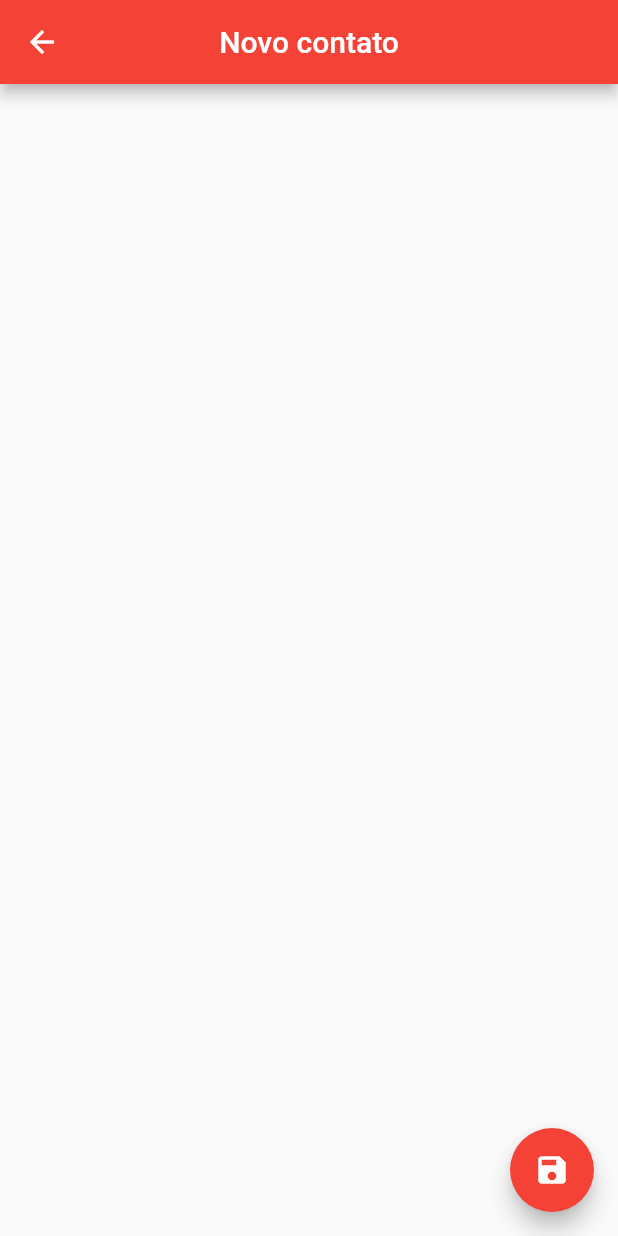
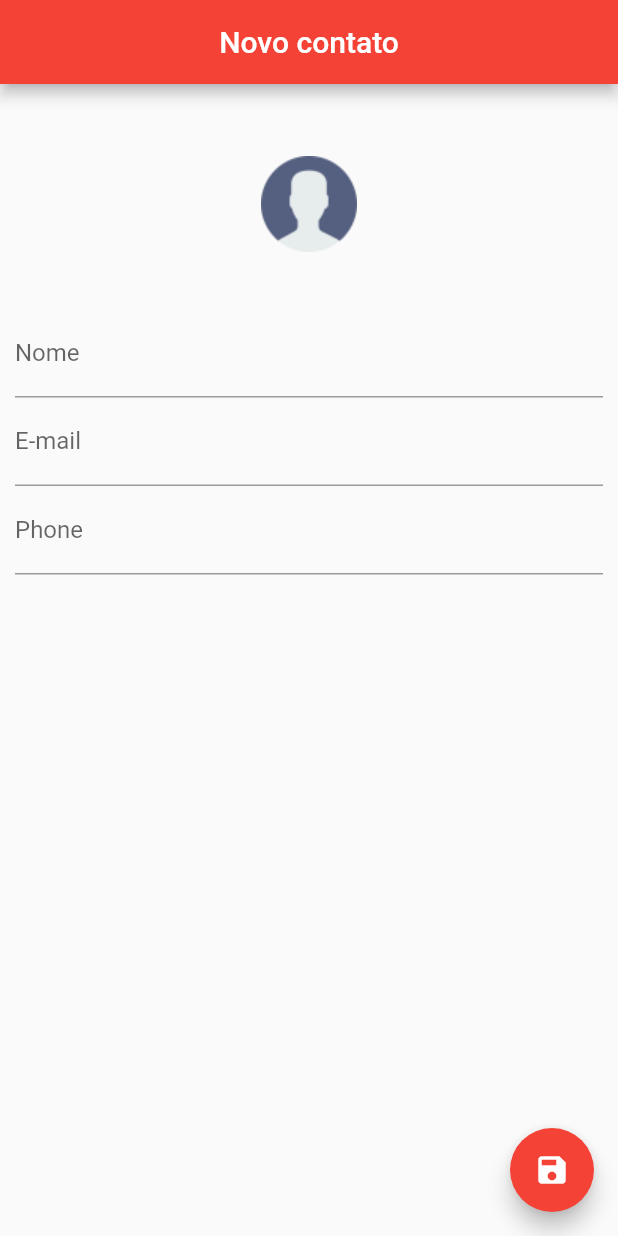
Before and after one commit to henriquei386/agenda, a Flutter app: the ContactPage screen opened directly, on a phone screen of 412 x 824 dp. Run offline on Flutter 3.47's test engine with Material 2 defaults, Android fonts, the phone set to English and light mode, and no system bars; our stand-ins replace sqflite; accounts and stored records are empty.

Commit message:
ContactPage layout criado

```diff
--- a/lib/main.dart
+++ b/lib/main.dart
@@ -1,5 +1,6 @@
+import 'package:agenda/pages/contact_page.dart';
 import 'package:flutter/material.dart';
-import 'pages/home_page.dart';
+// import 'pages/home_page.dart';
 
 void main() {
   runApp(App());
@@ -13,7 +14,7 @@ class App extends StatelessWidget {
       theme: ThemeData(
         primarySwatch: Colors.red,
       ),
-      home: HomePage(),
+      home: ContactPage(),
     );
   }
 }
--- a/lib/pages/contact_page.dart
+++ b/lib/pages/contact_page.dart
@@ -1,3 +1,5 @@
+import 'dart:io';
+
 import 'package:agenda/helper/contact_helper.dart';
 import 'package:flutter/material.dart';
 
@@ -12,6 +14,12 @@ class ContactPage extends StatefulWidget {
 
 class _ContactPageState extends State<ContactPage> {
   Contact? _editedContact;
+  bool _userEdited = false;
+
+  final TextEditingController? _nameController = TextEditingController();
+  final TextEditingController? _emailController = TextEditingController();
+  final TextEditingController? _phoneController = TextEditingController();
+
   @override
   void initState() {
     super.initState();
@@ -19,6 +27,9 @@ class _ContactPageState extends State<ContactPage> {
       _editedContact = Contact();
     } else {
       _editedContact = Contact.fromMap(widget.contact!.toMap());
+      _nameController!.text = _editedContact!.name!;
+      _emailController!.text = _editedContact!.email!;
+      _phoneController!.text = _editedContact!.phone!;
     }
   }
 
@@ -29,7 +40,63 @@ class _ContactPageState extends State<ContactPage> {
         title: Text(_editedContact!.name ?? 'Novo contato'),
         centerTitle: true,
       ),
-      body: Container(),
+      body: SingleChildScrollView(
+        padding: EdgeInsets.all(10.0),
+        child: Column(
+          children: <Widget>[
+            GestureDetector(
+              child: Container(
+                width: 140.0,
+                height: 140.0,
+                decoration: BoxDecoration(
+                  shape: BoxShape.circle,
+                  image: DecorationImage(
+                    image: _editedContact!.image != null
+                        ? FileImage(
+                            File(_editedContact!.image!),
+                          )
+                        : AssetImage('assets/images/user.png') as ImageProvider,
+                  ),
+                ),
+              ),
+            ),
+            TextField(
+              controller: _nameController,
+              decoration: InputDecoration(
+                labelText: 'Nome',
+              ),
+              onChanged: (text) {
+                _userEdited = true;
+                setState(() {
+                  _editedContact!.name = text;
+                });
+              },
+            ),
+            TextField(
+              controller: _emailController,
+              keyboardType: TextInputType.emailAddress,
+              decoration: InputDecoration(
+                labelText: 'E-mail',
+              ),
+              onChanged: (text) {
+                _userEdited = true;
+                _editedContact!.email = text;
+              },
+            ),
+            TextField(
+              controller: _phoneController,
+              keyboardType: TextInputType.phone,
+              decoration: InputDecoration(
+                labelText: 'Phone',
+              ),
+              onChanged: (text) {
+                _userEdited = true;
+                _editedContact!.phone = text;
+              },
+            ),
+          ],
+        ),
+      ),
       floatingActionButton: FloatingActionButton(
         onPressed: () {},
         child: Icon(Icons.save),
```
Also changed, not shown: lib/pages/home_page.dart (+10 -11 lines).
